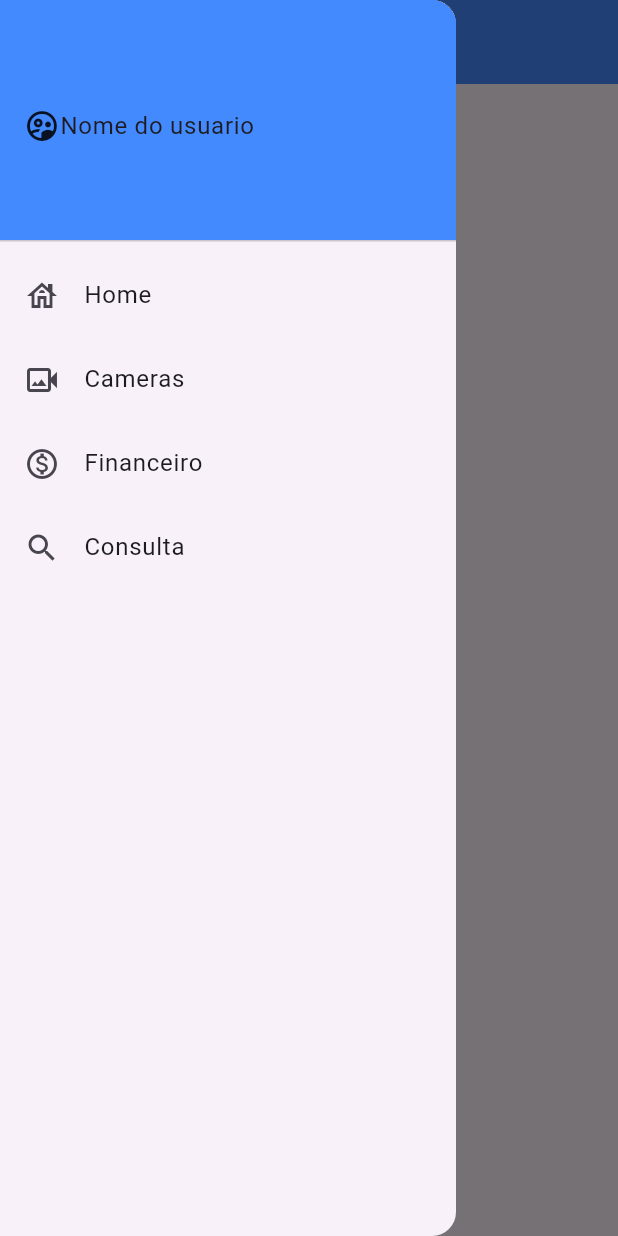
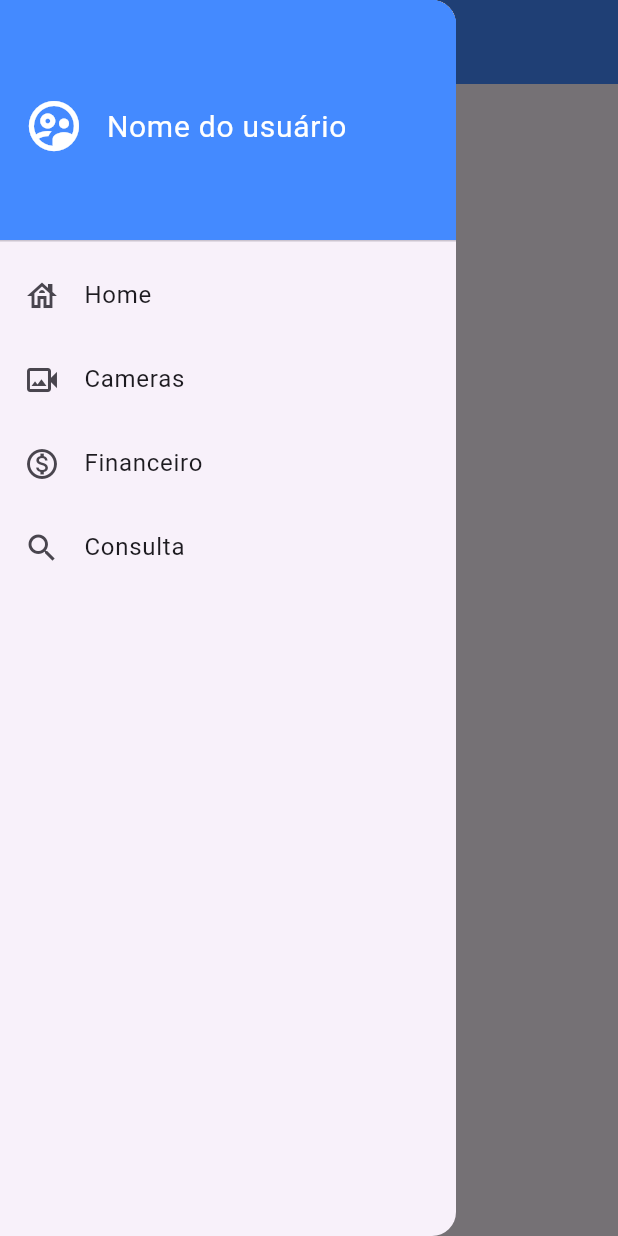
Before and after one commit to elderlira/smartcond, a Flutter app: the screen it shows after launch, with the side drawer open, on a phone screen of 412 x 824 dp. Run offline on Flutter 3.47's test engine with Material 3 defaults, Android fonts, the phone set to English and light mode, and no system bars.

Commit message:
created widget menu and used all pages

```diff
--- a/lib/cameras.dart
+++ b/lib/cameras.dart
@@ -1,4 +1,5 @@
 import 'package:flutter/material.dart';
+import 'package:smartcond/menu.dart';
 
 class Cameras extends StatefulWidget {
   const Cameras({super.key});
@@ -9,6 +10,6 @@ class Cameras extends StatefulWidget {
 class _InitialPageCameras extends State<Cameras> {
   @override
   Widget build(BuildContext context) {
-    return Scaffold(appBar: AppBar(title: Text('Cameras')));
+    return Menu(body: Text('tela inicial das cameras'));
   }
 }
--- a/lib/financial.dart
+++ b/lib/financial.dart
@@ -1,4 +1,5 @@
 import 'package:flutter/material.dart';
+import 'package:smartcond/menu.dart';
 
 class Financial extends StatefulWidget {
   const Financial({super.key});
@@ -10,6 +11,6 @@ class Financial extends StatefulWidget {
 class _InitialPageFinancial extends State<Financial> {
   @override
   Widget build(BuildContext) {
-    return Scaffold(appBar: AppBar(title: Text('Financeiro')));
+    return Menu(body: Text('Tela inicial financeiro'));
   }
 }
--- a/lib/initial.dart
+++ b/lib/initial.dart
@@ -1,8 +1,5 @@
 import 'package:flutter/material.dart';
-
-import 'cameras.dart';
-import 'financial.dart';
-import 'search.dart';
+import 'package:smartcond/menu.dart';
 
 class Initial extends StatefulWidget {
   const Initial({super.key});
@@ -12,93 +9,8 @@ class Initial extends StatefulWidget {
 }
 
 class _InitialPage extends State<Initial> {
-  List<Map<String, String>> menuItens = [
-    {'icon': 'house_outlined', 'text': 'Home'},
-    {'icon': 'video_camera_back_outlined', 'text': 'Cameras'},
-    {'icon': 'monetization_on_outlined', 'text': 'Financeiro'},
-    {'icon': 'search', 'text': 'Consulta'},
-  ];
-
-  IconData _getIconData(String iconName) {
-    switch (iconName) {
-      case 'house_outlined':
-        return Icons.house_outlined;
-      case 'video_camera_back_outlined':
-        return Icons.video_camera_back_outlined;
-      case 'monetization_on_outlined':
-        return Icons.monetization_on_outlined;
-      case 'search':
-        return Icons.search;
-      default:
-        return Icons.help_outline;
-    }
-  }
-
-  void _navigate(String page) {
-    Navigator.pop(context);
-    switch (page) {
-      case 'Home':
-        Navigator.push(
-          context,
-          MaterialPageRoute(builder: (_) => const Initial()),
-        );
-        break;
-      case 'Cameras':
-        Navigator.push(
-          context,
-          MaterialPageRoute(builder: (_) => const Cameras()),
-        );
-        break;
-      case 'Financeiro':
-        Navigator.push(
-          context,
-          MaterialPageRoute(builder: (_) => const Financial()),
-        );
-        break;
-      case 'Consulta':
-        Navigator.push(
-          context,
-          MaterialPageRoute(builder: (_) => const Search()),
-        );
-        break;
-    }
-  }
-
   @override
   Widget build(BuildContext context) {
-    return Scaffold(
-      appBar: AppBar(
-        title: Text(
-          'SmartCond',
-          style: TextStyle(color: Colors.white, fontSize: 24),
-        ),
-        backgroundColor: Colors.blueAccent,
-      ),
-      drawer: Drawer(
-        child: ListView(
-          padding: EdgeInsets.zero,
-          children: [
-            const DrawerHeader(
-              decoration: BoxDecoration(color: Colors.blueAccent),
-              child: Row(
-                children: [
-                  Icon(Icons.supervised_user_circle_outlined),
-                  Text('Nome do usuario'),
-                ],
-              ),
-            ),
-            ...menuItens.map((e) {
-              return ListTile(
-                leading: Icon(_getIconData(e['icon']!)),
-                title: Text(e['text']!),
-                onTap: () {
-                  _navigate(e['text']!);
-                },
-              );
-            }).toList(),
-          ],
-        ),
-      ),
-    );
+    return Menu(body: Text('tela inicial'));
   }
 }
--- /dev/null
+++ b/lib/menu.dart
@@ -0,0 +1,105 @@
+import 'package:flutter/material.dart';
+import 'package:smartcond/cameras.dart';
+import 'package:smartcond/financial.dart';
+import 'package:smartcond/initial.dart';
+import 'package:smartcond/search.dart';
+
+class Menu extends StatelessWidget {
+  final Widget body;
+
+  const Menu({super.key, required this.body});
+
+  final List<Map<String, String>> menuItens = const [
+    {'icon': 'house_outlined', 'text': 'Home'},
+    {'icon': 'video_camera_back_outlined', 'text': 'Cameras'},
+    {'icon': 'monetization_on_outlined', 'text': 'Financeiro'},
+    {'icon': 'search', 'text': 'Consulta'},
+  ];
+
+  IconData _getIconData(String iconName) {
+    switch (iconName) {
+      case 'house_outlined':
+        return Icons.house_outlined;
+      case 'video_camera_back_outlined':
+        return Icons.video_camera_back_outlined;
+      case 'monetization_on_outlined':
+        return Icons.monetization_on_outlined;
+      case 'search':
+        return Icons.search;
+      default:
+        return Icons.help_outline;
+    }
+  }
+
+  void _navigate(BuildContext context, String page) {
+    Navigator.pop(context);
+    Widget destination;
+
+    switch (page) {
+      case 'Home':
+        destination = const Initial();
+        break;
+      case 'Cameras':
+        destination = const Cameras();
+        break;
+      case 'Financeiro':
+        destination = const Financial();
+        break;
+      case 'Consulta':
+        destination = const Search();
+        break;
+      default:
+        destination = const Initial();
+    }
+
+    Navigator.pushReplacement(
+      context,
+      MaterialPageRoute(builder: (_) => destination),
+    );
+  }
+
+  @override
+  Widget build(BuildContext context) {
+    return Scaffold(
+      appBar: AppBar(
+        title: const Text(
+          'SmartCond',
+          style: TextStyle(color: Colors.white, fontSize: 24),
+        ),
+        backgroundColor: Colors.blueAccent,
+      ),
+      drawer: Drawer(
+        child: ListView(
+          padding: EdgeInsets.zero,
+          children: [
+            const DrawerHeader(
+              decoration: BoxDecoration(color: Colors.blueAccent),
+              child: Row(
+                children: [
+                  Icon(
+                    Icons.supervised_user_circle_outlined,
+                    color: Colors.white,
+                    size: 40,
+                  ),
+                  SizedBox(width: 15),
+                  Text(
+                    'Nome do usuário',
+                    style: TextStyle(color: Colors.white, fontSize: 20),
+                  ),
+                ],
+              ),
+            ),
+            ...menuItens.map((e) {
+              return ListTile(
+                leading: Icon(_getIconData(e['icon']!)),
+                title: Text(e['text']!),
+                onTap: () => _navigate(context, e['text']!),
+              );
+            }).toList(),
+          ],
+        ),
+      ),
+      body: body,
+    );
+  }
+}
--- a/lib/search.dart
+++ b/lib/search.dart
@@ -1,4 +1,5 @@
 import 'package:flutter/material.dart';
+import 'package:smartcond/menu.dart';
 
 class Search extends StatefulWidget {
   const Search({super.key});
@@ -10,6 +11,6 @@ class Search extends StatefulWidget {
 class _InitialPageSearch extends State<Search> {
   @override
   Widget build(BuildContext) {
-    return Scaffold(appBar: AppBar(title: Text('Consulta')));
+    return Menu(body: Text('tela inicial de consulta'));
   }
 }
```
